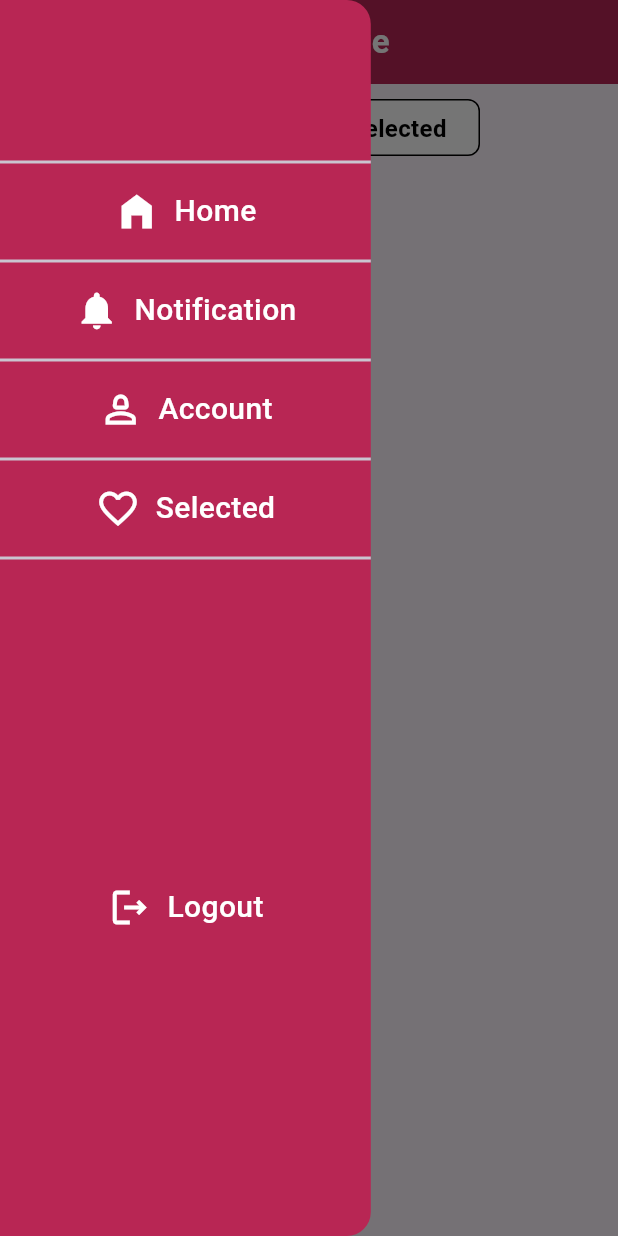
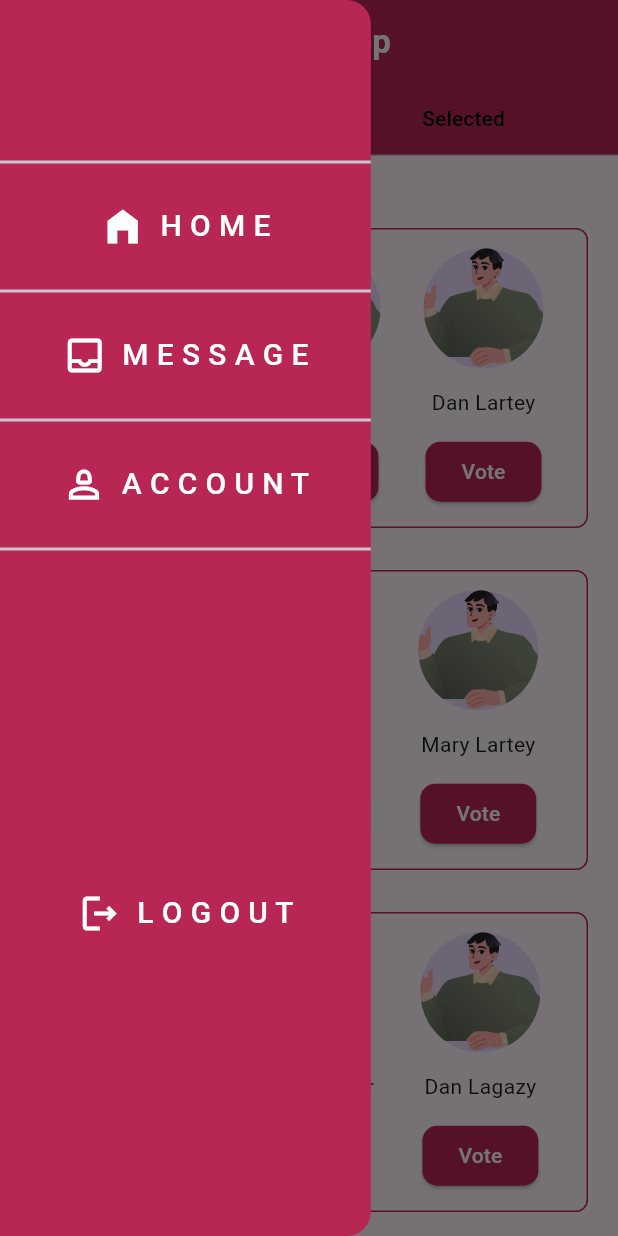
Before and after one commit to iamMawuena1/voting, a Flutter app: the HomePage screen opened by its route, with the side drawer open, on a phone screen of 412 x 824 dp. Run offline on Flutter 3.47's test engine with Material 3 defaults, Android fonts, the phone set to English and light mode, and no system bars; our stand-ins replace smooth_page_indicator.

Commit message:
pages done

```diff
--- a/lib/Widgets/drawer.dart
+++ b/lib/Widgets/drawer.dart
@@ -7,9 +7,7 @@ class CustomDrawer extends StatelessWidget {
 
   @override
   Widget build(BuildContext context) {
-    return IconTheme(
-      data: const IconThemeData(color: white),
-      child: Drawer(
+    return Drawer(
       backgroundColor: mainColor,
       width: MediaQuery.of(context).size.width * 0.6,
       child: ListView(
@@ -18,41 +16,35 @@ class CustomDrawer extends StatelessWidget {
           const Divider(thickness: 2.0),
           SideBarWidget(
             onTap: () => Navigator.pushNamed(context, '/homepage'),
-              text: 'Home',
+            text: 'H O M E',
             iconData: Icons.home_filled,
           ),
           const Divider(thickness: 2.0),
           SideBarWidget(
             onTap: () => Navigator.pushNamed(context, '/notification'),
-              text: 'Notification',
-              iconData: Icons.notifications,
+            text: 'M E S S A G E',
+            iconData: Icons.inbox_outlined,
           ),
           const Divider(thickness: 2.0),
           SideBarWidget(
             onTap: () => Navigator.pushNamed(context, '/account'),
-              text: 'Account',
+            text: 'A C C O U N T',
             iconData: Icons.person_2_outlined,
-            ),
-            const Divider(thickness: 2.0),
-            SideBarWidget(
-              onTap: () => Navigator.pushNamed(context, '/selected'),
-              text: 'Selected',
-              iconData: Icons.favorite_outline,
           ),
           const Divider(thickness: 2),
           const SizedBox(height: 200),
           SideBarWidget(
-              text: 'Logout',
+            text: 'L O G O U T',
             iconData: Icons.logout_outlined,
             onTap: () => showLogoutDialog(context),
           ),
         ],
       ),
-      ),
     );
   }
 }
 
+//sidebar class
 class SideBarWidget extends StatelessWidget {
   final String text;
   final IconData iconData;
@@ -67,7 +59,7 @@ class SideBarWidget extends StatelessWidget {
   @override
   Widget build(BuildContext context) {
     return Padding(
-      padding: const EdgeInsets.all(10.0),
+      padding: const EdgeInsets.all(20),
       child: GestureDetector(
         onTap: onTap,
         child: Row(
@@ -94,6 +86,7 @@ class SideBarWidget extends StatelessWidget {
   }
 }
 
+//logout class
 class LogoutDialog extends StatelessWidget {
   const LogoutDialog({super.key});
 
@@ -119,6 +112,7 @@ class LogoutDialog extends StatelessWidget {
         Row(
           mainAxisAlignment: MainAxisAlignment.center,
           children: [
+            //Logout yes button
             CustomButton(
               onpressed: () {
                 Navigator.of(context).pop();
@@ -135,6 +129,7 @@ class LogoutDialog extends StatelessWidget {
               ),
             ),
             const SizedBox(width: 10),
+            //logout No button
             CustomButton(
               onpressed: () {
                 Navigator.of(context).pop();
--- /dev/null
+++ b/lib/Widgets/vote_button.dart
@@ -0,0 +1,37 @@
+import 'package:flutter/material.dart';
+import 'package:vote/constant.dart';
+
+class VoteButton extends StatelessWidget {
+  final double width;
+  final double height;
+  final void Function()? votePressed;
+  const VoteButton({
+    super.key,
+    required this.width,
+    required this.height,
+    required this.votePressed,
+  });
+
+  @override
+  Widget build(BuildContext context) {
+    return ElevatedButton(
+      onPressed: votePressed,
+      style: ElevatedButton.styleFrom(
+        backgroundColor: mainColor,
+        minimumSize: Size(
+          width,
+          height,
+        ),
+        shape: RoundedRectangleBorder(
+          borderRadius: BorderRadius.circular(10),
+        ),
+      ),
+      child: const Text(
+        "Vote",
+        style: TextStyle(
+          color: white,
+        ),
+      ),
+    );
+  }
+}
--- a/lib/constant.dart
+++ b/lib/constant.dart
@@ -6,6 +6,7 @@ const black = Colors.black;
 const white = Colors.white;
 const blue = Colors.blue;
 const kWhite = Colors.white70;
+final kGrey = Colors.grey.shade500;
 
 //constant button text color
 const buttonTextColor = Color(0xff1E1E1E);
--- a/lib/main.dart
+++ b/lib/main.dart
@@ -6,7 +6,6 @@ import 'package:vote/pages/screen/intro2.dart';
 import 'package:vote/pages/screen/intro3.dart';
 import 'package:vote/pages/screen/login.dart';
 import 'package:vote/pages/screen/notification.dart';
-import 'package:vote/pages/screen/selected.dart';
 import 'package:vote/pages/screen/signup.dart';
 import 'package:vote/pages/splashpage.dart';
 
@@ -23,13 +22,14 @@ class MyApp extends StatelessWidget {
     return MaterialApp(
       debugShowCheckedModeBanner: false,
       routes: {
-        '/homepage': (context) => const HomePage(),
+        '/homepage': (context) => const HomePage(
+              initalTabIndex: 0,
+            ),
         '/onboarding': (context) => const OnboardingPage(),
         '/login': (context) => const LoginScreen(),
         '/signup': (context) => const SignUpScreen(),
         '/page2': (context) => const Intropage2(),
         '/page3': (context) => const Intropage3(),
-        '/selected': (context) => const SelectedPage(),
         '/account': (context) => const AccountPage(),
         '/notification': (context) => const NotficationPage(),
       },
--- a/lib/pages/homepage.dart
+++ b/lib/pages/homepage.dart
@@ -1,24 +1,55 @@
 import 'package:flutter/material.dart';
 import 'package:vote/Widgets/drawer.dart';
-import 'package:vote/Widgets/homebutton.dart';
+import 'package:vote/Widgets/selected_candidate.dart';
 import 'package:vote/constant.dart';
+import 'package:vote/pages/screen/categories.dart';
 
 class HomePage extends StatefulWidget {
-  const HomePage({super.key});
+  final int initalTabIndex;
+
+  const HomePage({
+    super.key,
+    required this.initalTabIndex,
+  });
 
   @override
   State<HomePage> createState() => _HomePageState();
 }
 
 class _HomePageState extends State<HomePage> {
-  int selectedIndex = 0;
+  late int selectedIndex;
+  List<Map<String, String>> selectedCandidates = [];
+
+  void addCandidate(Map<String, String> candidate) {
+    setState(() {
+      selectedCandidates.add(candidate);
+    });
+  }
+
+  // delete function
+  void deleteCandidate(int index) {
+    setState(() {
+      selectedCandidates.removeAt(index);
+    });
+  }
+
+  @override
+  void initState() {
+    super.initState();
+    selectedIndex = widget.initalTabIndex;
+  }
 
   @override
   Widget build(BuildContext context) {
-    return Scaffold(
+    return SafeArea(
+      child: DefaultTabController(
+        length: 2,
+        initialIndex: selectedIndex,
+        child: Scaffold(
+          backgroundColor: Colors.grey.shade200,
           appBar: AppBar(
             title: const Text(
-          'Homepage',
+              'Voting App',
               style: TextStyle(
                 fontWeight: FontWeight.w700,
                 color: white,
@@ -27,34 +58,31 @@ class _HomePageState extends State<HomePage> {
             centerTitle: true,
             elevation: 0.0,
             backgroundColor: mainColor,
+            bottom: const TabBar(
+              tabs: [
+                Tab(
+                  text: 'Categories',
+                ),
+                Tab(
+                  text: 'Selected',
+                )
+              ],
+              labelColor: white,
+              unselectedLabelColor: black,
+              indicator: BoxDecoration(color: mainColor),
+            ),
           ),
           drawer: const CustomDrawer(),
-      body: Column(
+          body: TabBarView(
             children: [
-          Padding(
-            padding: const EdgeInsets.all(10.0),
-            child: Row(
-              mainAxisAlignment: MainAxisAlignment.center,
-              children: [
-                GestureDetector(
-                  onTap: () => Navigator.pushNamed(context, '/homepage'),
-                  child: HomeButtons(
-                    text: 'Categories',
-                    isSelected: selectedIndex == 0,
-                  ),
-                ),
-                const SizedBox(width: 10),
-                GestureDetector(
-                  onTap: () => Navigator.pushNamed(context, '/selected'),
-                  child: HomeButtons(
-                    text: 'Selected',
-                    isSelected: selectedIndex == 1,
-                  ),
+              CategoriesPage(addCandidate: addCandidate),
+              SelectedCandidatesPage(
+                selectedCandidates: selectedCandidates,
+                onDelete: deleteCandidate,
               ),
             ],
           ),
         ),
-        ],
       ),
     );
   }
--- a/lib/pages/onbaording.dart
+++ b/lib/pages/onbaording.dart
@@ -22,7 +22,8 @@ class _OnboardingPageState extends State<OnboardingPage> {
   @override
   Widget build(BuildContext context) {
     return Scaffold(
-      body: Stack(
+      body: SafeArea(
+        child: Stack(
           children: [
             // page view
             PageView(
@@ -74,6 +75,7 @@ class _OnboardingPageState extends State<OnboardingPage> {
             ),
           ],
         ),
+      ),
     );
   }
 }
--- /dev/null
+++ b/lib/pages/screen/categories.dart
@@ -0,0 +1,121 @@
+import 'package:flutter/material.dart';
+import 'package:vote/Widgets/vote_button.dart';
+import 'package:vote/constant.dart';
+
+class CategoriesPage extends StatelessWidget {
+  final void Function(Map<String, String> candidate) addCandidate;
+  CategoriesPage({
+    super.key,
+    required this.addCandidate,
+  });
+
+  final List<Map<String, dynamic>> categories = [
+    {
+      'name': 'President',
+      'candidates': [
+        {'name': 'Maxwell Opare', 'imagePath': 'assets/man.png'},
+        {'name': 'OK Basit', 'imagePath': 'assets/man.png'},
+        {'name': 'Dan Lartey', 'imagePath': 'assets/man.png'},
+      ],
+    },
+    {
+      'name': 'Vice President',
+      'candidates': [
+        {'name': 'Vivian Opare', 'imagePath': 'assets/man.png'},
+        {'name': 'James Sah', 'imagePath': 'assets/man.png'},
+        {'name': 'Mary Lartey', 'imagePath': 'assets/man.png'},
+      ],
+    },
+    {
+      'name': 'PRO',
+      'candidates': [
+        {'name': 'Sarah Smith', 'imagePath': 'assets/man.png'},
+        {'name': 'James Fisher', 'imagePath': 'assets/man.png'},
+        {'name': 'Dan Lagazy', 'imagePath': 'assets/man.png'},
+      ],
+    },
+    {
+      'name': 'Secretary',
+      'candidates': [
+        {'name': 'Mawuli Gator', 'imagePath': 'assets/man.png'},
+        {'name': 'Eli Ola', 'imagePath': 'assets/man.png'},
+        {'name': 'Sela Duh', 'imagePath': 'assets/man.png'},
+      ],
+    },
+    {
+      'name': 'Financial Officer',
+      'candidates': [
+        {'name': 'Mawusi', 'imagePath': 'assets/man.png'},
+        {'name': 'Mawuena', 'imagePath': 'assets/man.png'},
+        {'name': 'Mawutor', 'imagePath': 'assets/man.png'},
+      ],
+    },
+  ];
+
+  @override
+  Widget build(BuildContext context) {
+    return Scaffold(
+      body: SingleChildScrollView(
+        child: Padding(
+          padding: const EdgeInsets.symmetric(horizontal: 20, vertical: 20),
+          child: Column(
+            crossAxisAlignment: CrossAxisAlignment.start,
+            children: categories
+                .map<Widget>((category) => _buildCandidateContainer(category))
+                .toList(),
+          ),
+        ),
+      ),
+    );
+  }
+
+  Widget _buildCandidateContainer(Map<String, dynamic> category) {
+    return Column(
+      crossAxisAlignment: CrossAxisAlignment.start,
+      children: [
+        Text(
+          category['name'],
+          style: const TextStyle(
+            fontWeight: FontWeight.w600,
+            fontSize: 16,
+          ),
+        ),
+        const SizedBox(height: 5),
+        Container(
+          height: 200,
+          width: 600,
+          decoration: BoxDecoration(
+            borderRadius: BorderRadius.circular(8),
+            border: Border.all(color: mainColor),
+          ),
+          child: Row(
+            mainAxisAlignment: MainAxisAlignment.spaceEvenly,
+            children: List.generate(category['candidates'].length, (index) {
+              final candidate = category['candidates'][index];
+              return Column(
+                mainAxisAlignment: MainAxisAlignment.spaceEvenly,
+                children: [
+                  CircleAvatar(
+                    radius: 40,
+                    backgroundImage: AssetImage(candidate['imagePath']),
+                  ),
+                  Text(candidate['name']),
+                  VoteButton(
+                      width: 70,
+                      height: 40,
+                      votePressed: () {
+                        addCandidate({
+                          'imagePath': candidate['imagePath'],
+                          'categoryName': category['name'],
+                          'candidateName': candidate['name'],
+                        });
+                      }),
+                ],
+              );
+            }),
+          ),
+        ),
+      ],
+    );
+  }
+}
--- a/lib/pages/screen/login.dart
+++ b/lib/pages/screen/login.dart
@@ -27,7 +27,8 @@ class _LoginScreenState extends State<LoginScreen> {
     return SafeArea(
       child: Scaffold(
         backgroundColor: mainColor,
-        body: Stack(
+        body: SafeArea(
+          child: Stack(
             children: [
               // Positioned the image within the Stack
               Positioned(
@@ -42,6 +43,7 @@ class _LoginScreenState extends State<LoginScreen> {
                 ),
               ),
             ],
+          ),
         ),
       ),
     );
--- a/lib/pages/screen/signup.dart
+++ b/lib/pages/screen/signup.dart
@@ -35,7 +35,8 @@ class _SignUpScreenState extends State<SignUpScreen> {
     return SafeArea(
       child: Scaffold(
         backgroundColor: mainColor,
-        body: Stack(
+        body: SafeArea(
+          child: Stack(
             children: [
               Positioned(
                 left: 40,
@@ -49,6 +50,7 @@ class _SignUpScreenState extends State<SignUpScreen> {
                 ),
               ),
             ],
+          ),
         ),
       ),
     );
--- a/lib/pages/splashpage.dart
+++ b/lib/pages/splashpage.dart
@@ -36,7 +36,7 @@ class _SplashScreenState extends State<SplashScreen> {
           crossAxisAlignment: CrossAxisAlignment.center,
           children: [
             Image.asset(
-              'assets/box.png',
+              'assets/votelogo.png',
             ),
             const SizedBox(height: 10),
             const Text("Bio - Vote"),
```
Also changed, not shown: lib/Widgets/selected_candidate.dart (added, +88 -0 lines), lib/Widgets/selectedtile.dart (+11 -11 lines), lib/pages/screen/intro3.dart (+9 -4 lines), lib/pages/screen/selected.dart (+30 -87 lines), assets/votelogo.png (added). Lines whose indentation alone changed are shown as unchanged.
